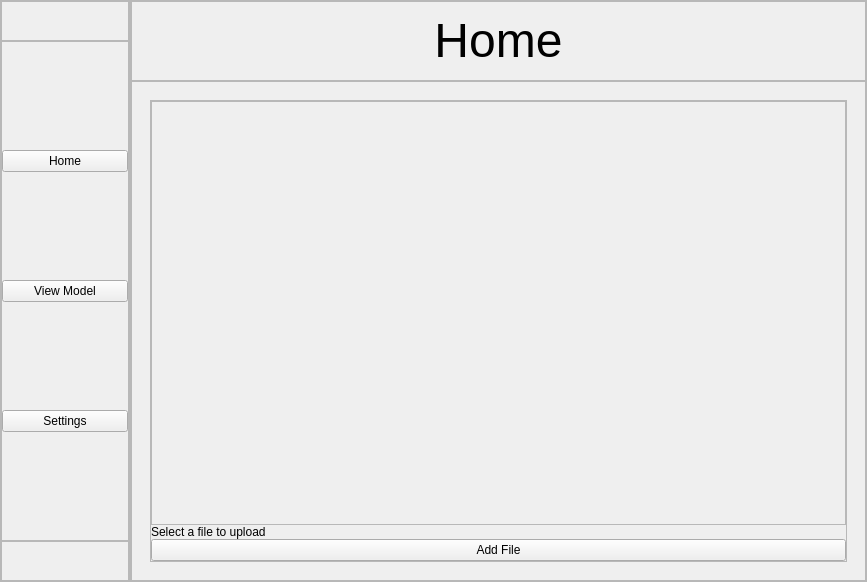
SantagatiLuca/ECG-classification, file src/main_window.ui: the form before one commit.
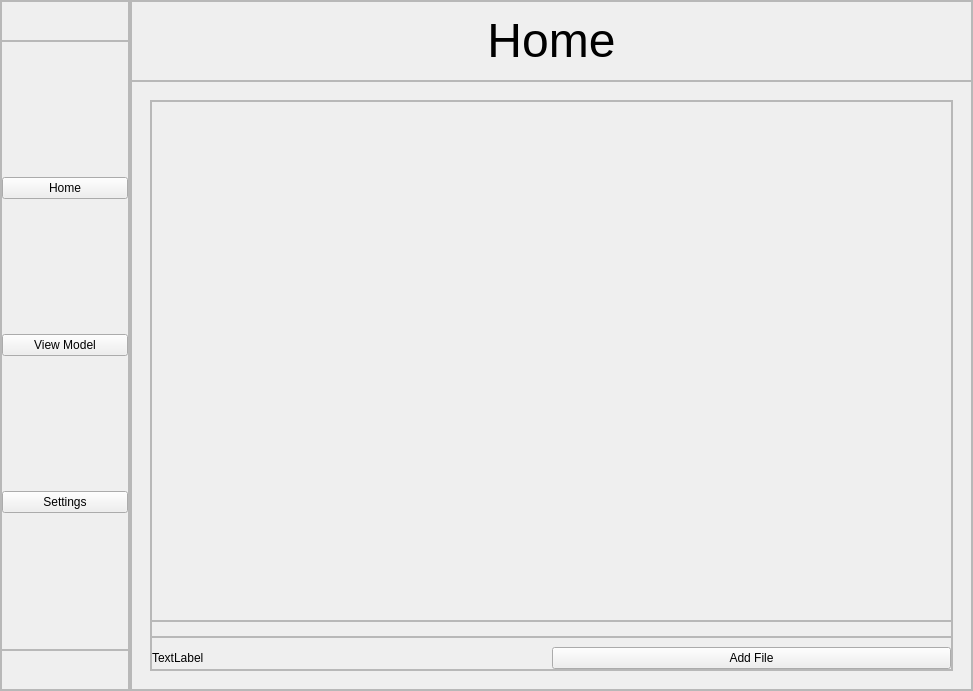
The form after the commit. Icons and pictures are not drawn.

Patch:
```diff
--- a/src/main_window.ui
+++ b/src/main_window.ui
@@ -9,8 +9,8 @@
    <rect>
     <x>0</x>
     <y>0</y>
-    <width>867</width>
-    <height>582</height>
+    <width>973</width>
+    <height>691</height>
    </rect>
   </property>
   <property name="minimumSize">
@@ -382,32 +382,91 @@
                   </widget>
                  </item>
                  <item>
-                  <widget class="QLabel" name="file_location_label">
+                  <widget class="QFrame" name="label_frame">
                    <property name="sizePolicy">
-                    <sizepolicy hsizetype="Preferred" vsizetype="Fixed">
+                    <sizepolicy hsizetype="Preferred" vsizetype="Minimum">
                      <horstretch>0</horstretch>
                      <verstretch>0</verstretch>
                     </sizepolicy>
                    </property>
-                   <property name="maximumSize">
-                    <size>
-                     <width>16777215</width>
-                     <height>30</height>
-                    </size>
+                   <property name="frameShape">
+                    <enum>QFrame::Shape::StyledPanel</enum>
                    </property>
-                   <property name="text">
-                    <string>Select a file to upload</string>
+                   <property name="frameShadow">
+                    <enum>QFrame::Shadow::Raised</enum>
                    </property>
+                   <layout class="QHBoxLayout" name="horizontalLayout_4">
+                    <property name="spacing">
+                     <number>0</number>
+                    </property>
+                    <property name="leftMargin">
+                     <number>0</number>
+                    </property>
+                    <property name="topMargin">
+                     <number>0</number>
+                    </property>
+                    <property name="rightMargin">
+                     <number>0</number>
+                    </property>
+                    <property name="bottomMargin">
+                     <number>0</number>
+                    </property>
+                    <item>
+                     <widget class="QLabel" name="real_label">
+                      <property name="text">
+                       <string/>
+                      </property>
+                     </widget>
+                    </item>
+                    <item>
+                     <widget class="QLabel" name="predicted_label">
+                      <property name="text">
+                       <string> </string>
+                      </property>
+                     </widget>
+                    </item>
+                   </layout>
                   </widget>
                  </item>
                  <item>
-                  <widget class="QPushButton" name="file_dialog_button">
-                   <property name="text">
-                    <string>Add File</string>
+                  <widget class="QFrame" name="frame_7">
+                   <property name="frameShape">
+                    <enum>QFrame::Shape::StyledPanel</enum>
                    </property>
-                   <property name="icon">
-                    <iconset theme="QIcon::ThemeIcon::DocumentOpen"/>
+                   <property name="frameShadow">
+                    <enum>QFrame::Shadow::Raised</enum>
                    </property>
+                   <layout class="QHBoxLayout" name="horizontalLayout_5">
+                    <property name="spacing">
+                     <number>0</number>
+                    </property>
+                    <property name="leftMargin">
+                     <number>0</number>
+                    </property>
+                    <property name="rightMargin">
+                     <number>0</number>
+                    </property>
+                    <property name="bottomMargin">
+                     <number>0</number>
+                    </property>
+                    <item>
+                     <widget class="QLabel" name="file_location_label">
+                      <property name="text">
+                       <string>TextLabel</string>
+                      </property>
+                     </widget>
+                    </item>
+                    <item>
+                     <widget class="QPushButton" name="file_dialog_button">
+                      <property name="text">
+                       <string>Add File</string>
+                      </property>
+                      <property name="icon">
+                       <iconset theme="QIcon::ThemeIcon::DocumentOpen"/>
+                      </property>
+                     </widget>
+                    </item>
+                   </layout>
                   </widget>
                  </item>
                 </layout>
```
